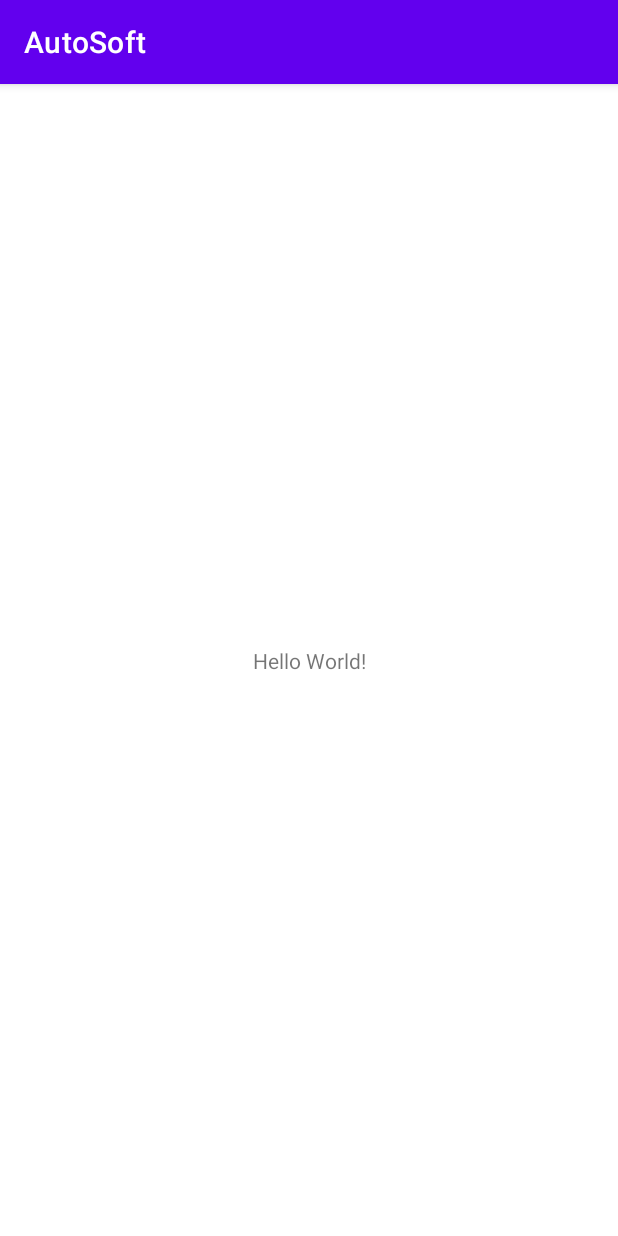
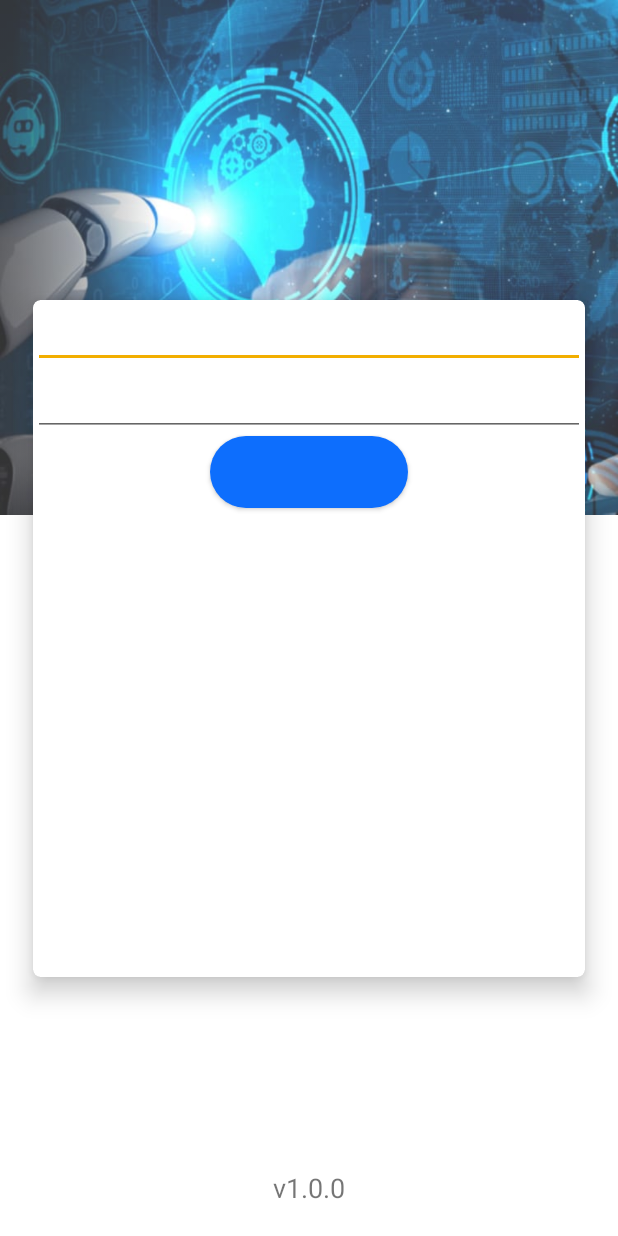
Before and after one commit to farzinzeynal/AutoSoft, an Android app: the screen it shows after launch (MainActivity), on a phone screen of 412 x 824 dp. Run offline under Robolectric (Android 15) with nearby library versions, the phone set to English and light mode, and no system bars.

Commit message:
login page implemented

```diff
--- a/app/build.gradle
+++ b/app/build.gradle
@@ -39,10 +39,18 @@ dependencies {
     implementation 'androidx.appcompat:appcompat:1.5.1'
     implementation 'com.google.android.material:material:1.7.0'
     implementation 'androidx.constraintlayout:constraintlayout:2.1.4'
+    implementation 'androidx.databinding:viewbinding:7.1.2'
     testImplementation 'junit:junit:4.13.2'
     androidTestImplementation 'androidx.test.ext:junit:1.1.4'
     androidTestImplementation 'androidx.test.espresso:espresso-core:3.5.0'
 
 
 
+
+
+    /*// face recogination api
+    implementation ('com.regula.face:api:4.1.+@aar'){transitive = true}
+    // include this library only if you want to support Huawei devices which does not have Google Mobile Services
+    implementation ('com.regula.face:huawei-vision:4.1.+@aar'){transitive = true}*/
+
 }
--- a/app/src/main/AndroidManifest.xml
+++ b/app/src/main/AndroidManifest.xml
@@ -13,7 +13,7 @@
         android:theme="@style/Theme.AutoSoft"
         tools:targetApi="31">
         <activity
-            android:name=".MainActivity"
+            android:name=".ui.MainActivity"
             android:exported="true">
             <intent-filter>
                 <action android:name="android.intent.action.MAIN" />
--- /dev/null
+++ b/app/src/main/java/az/avtomatika/autosoft/MainAppication.kt
@@ -0,0 +1,12 @@
+package az.avtomatika.autosoft
+
+import android.app.Application
+
+class MainAppication : Application() {
+
+    override fun onCreate() {
+        super.onCreate()
+
+    }
+
+}
--- /dev/null
+++ b/app/src/main/java/az/avtomatika/autosoft/base/BaseFragment.kt
@@ -0,0 +1,32 @@
+package az.avtomatika.autosoft.base
+
+import android.os.Bundle
+import android.view.LayoutInflater
+import android.view.View
+import android.view.ViewGroup
+import androidx.fragment.app.Fragment
+import androidx.viewbinding.ViewBinding
+
+typealias Inflate<T> = (LayoutInflater, ViewGroup?, Boolean) -> T
+
+abstract class BaseFragment<VB: ViewBinding>(
+    private val inflate: Inflate<VB>
+) : Fragment() {
+
+    private var _binding: VB? = null
+    val views get() = _binding!!
+
+    override fun onCreateView(
+        inflater: LayoutInflater,
+        container: ViewGroup?,
+        savedInstanceState: Bundle?
+    ): View? {
+        _binding = inflate.invoke(inflater, container, false)
+        return views.root
+    }
+
+    override fun onDestroyView() {
+        super.onDestroyView()
+        _binding = null
+    }
+}
--- /dev/null
+++ b/app/src/main/res/drawable/roundy_button_yellow.xml
@@ -0,0 +1,6 @@
+<?xml version="1.0" encoding="utf-8"?>
+<shape xmlns:android="http://schemas.android.com/apk/res/android"
+       android:shape="rectangle">
+    <solid android:color="@color/secondary_color" />
+    <corners android:radius="25dp"/>
+</shape>
--- a/app/src/main/res/layout/activity_main.xml
+++ b/app/src/main/res/layout/activity_main.xml
@@ -4,15 +4,92 @@
     xmlns:tools="http://schemas.android.com/tools"
     android:layout_width="match_parent"
     android:layout_height="match_parent"
-    tools:context=".MainActivity">
+    tools:context=".ui.MainActivity">
+
+
+    <LinearLayout
+        android:layout_width="match_parent"
+        android:layout_height="match_parent"
+        android:orientation="vertical"
+        app:layout_constraintEnd_toEndOf="parent"
+        app:layout_constraintStart_toStartOf="parent"
+        app:layout_constraintTop_toTopOf="parent">
+
+        <ImageView
+            android:layout_width="match_parent"
+            android:layout_height="match_parent"
+            android:src="@drawable/login_page_picture"
+            android:layout_weight="7"
+            android:scaleType="fitXY"
+            android:alpha="0.8"
+            android:layout_gravity="top">
+
+        </ImageView>
+
+        <LinearLayout
+            android:layout_width="match_parent"
+            android:layout_height="match_parent"
+            android:layout_weight="5">
+        </LinearLayout>
+    </LinearLayout>
+
+    <androidx.cardview.widget.CardView
+        android:layout_width="368dp"
+        android:layout_height="451dp"
+        android:layout_marginTop="200dp"
+        app:cardCornerRadius="5dp"
+        app:cardElevation="10dp"
+        app:layout_constraintEnd_toEndOf="parent"
+        app:layout_constraintStart_toStartOf="parent"
+        app:layout_constraintTop_toTopOf="parent">
+
+        <LinearLayout
+            android:layout_width="match_parent"
+            android:layout_height="match_parent"
+            android:orientation="vertical">
+
+
+            <EditText
+                android:layout_width="match_parent"
+                android:layout_height="wrap_content">
+
+            </EditText>
+
+
+            <EditText
+                android:layout_width="match_parent"
+                android:layout_height="wrap_content">
+
+            </EditText>
+
+
+            <Button
+                style="@style/round_button_style"
+                android:layout_width="132dp"
+                android:layout_height="wrap_content"
+                android:layout_gravity="center_horizontal"
+                android:background="@drawable/roundy_button_yellow">
+
+            </Button>
+
+
+        </LinearLayout>
+
+    </androidx.cardview.widget.CardView>
+
 
     <TextView
         android:layout_width="wrap_content"
         android:layout_height="wrap_content"
-        android:text="Hello World!"
         app:layout_constraintBottom_toBottomOf="parent"
+        app:layout_constraintStart_toStartOf="parent"
         app:layout_constraintEnd_toEndOf="parent"
-        app:layout_constraintStart_toStartOf="parent"
-        app:layout_constraintTop_toTopOf="parent" />
+        android:textSize="18sp"
+        android:layout_marginBottom="20dp"
+        android:text="v1.0.0">
+
+    </TextView>
+
+
 
 </androidx.constraintlayout.widget.ConstraintLayout>
--- a/app/src/main/res/values-night/themes.xml
+++ /dev/null
@@ -1,16 +0,0 @@
-<resources xmlns:tools="http://schemas.android.com/tools">
-    <!-- Base application theme. -->
-    <style name="Theme.AutoSoft" parent="Theme.MaterialComponents.DayNight.DarkActionBar">
-        <!-- Primary brand color. -->
-        <item name="colorPrimary">@color/purple_200</item>
-        <item name="colorPrimaryVariant">@color/purple_700</item>
-        <item name="colorOnPrimary">@color/black</item>
-        <!-- Secondary brand color. -->
-        <item name="colorSecondary">@color/teal_200</item>
-        <item name="colorSecondaryVariant">@color/teal_200</item>
-        <item name="colorOnSecondary">@color/black</item>
-        <!-- Status bar color. -->
-        <item name="android:statusBarColor">?attr/colorPrimaryVariant</item>
-        <!-- Customize your theme here. -->
-    </style>
-</resources>
--- a/app/src/main/res/values/colors.xml
+++ b/app/src/main/res/values/colors.xml
@@ -1,5 +1,11 @@
 <?xml version="1.0" encoding="utf-8"?>
 <resources>
+    <color name="primary_color">#0d6efd</color>
+    <color name="secondary_color">#f2ae00</color>
+    <color name="secondary_color_variant">#C68F00</color>
+    <color name="status_bar_color">#4F96FF</color>
+
+
     <color name="purple_200">#FFBB86FC</color>
     <color name="purple_500">#FF6200EE</color>
     <color name="purple_700">#FF3700B3</color>
--- a/app/src/main/res/values/themes.xml
+++ b/app/src/main/res/values/themes.xml
@@ -1,16 +1,30 @@
 <resources xmlns:tools="http://schemas.android.com/tools">
     <!-- Base application theme. -->
-    <style name="Theme.AutoSoft" parent="Theme.MaterialComponents.DayNight.DarkActionBar">
+    <style name="Theme.AutoSoft" parent="Theme.MaterialComponents.Light.NoActionBar">
         <!-- Primary brand color. -->
-        <item name="colorPrimary">@color/purple_500</item>
-        <item name="colorPrimaryVariant">@color/purple_700</item>
+        <item name="colorPrimary">@color/primary_color</item>
+        <item name="colorPrimaryVariant">#0027B6</item>
         <item name="colorOnPrimary">@color/white</item>
         <!-- Secondary brand color. -->
-        <item name="colorSecondary">@color/teal_200</item>
-        <item name="colorSecondaryVariant">@color/teal_700</item>
+        <item name="colorSecondary">@color/secondary_color</item>
+        <item name="colorSecondaryVariant">@color/secondary_color_variant</item>
         <item name="colorOnSecondary">@color/black</item>
         <!-- Status bar color. -->
-        <item name="android:statusBarColor">?attr/colorPrimaryVariant</item>
+        <item name="android:statusBarColor">@color/status_bar_color</item>
+
         <!-- Customize your theme here. -->
     </style>
+
+
+    <style name="round_button_style">
+        <item name="android:layout_width">wrap_content</item>
+        <item name="android:layout_height">wrap_content</item>
+        <item name="android:padding">4dp</item>
+        <item name="android:singleLine">true</item>
+        <item name="android:textAllCaps">false</item>
+        <item name="android:textColor">@color/black</item>
+        <item name="android:background">@drawable/roundy_button_yellow</item>
+    </style>
+
+
 </resources>
```
Also changed, not shown: app/src/main/java/az/avtomatika/autosoft/ui/MainActivity.kt (renamed from app/src/main/java/az/avtomatika/autosoft/MainActivity.kt, +6 -1 lines), app/src/main/res/drawable/login_page_picture.jpeg (added).
